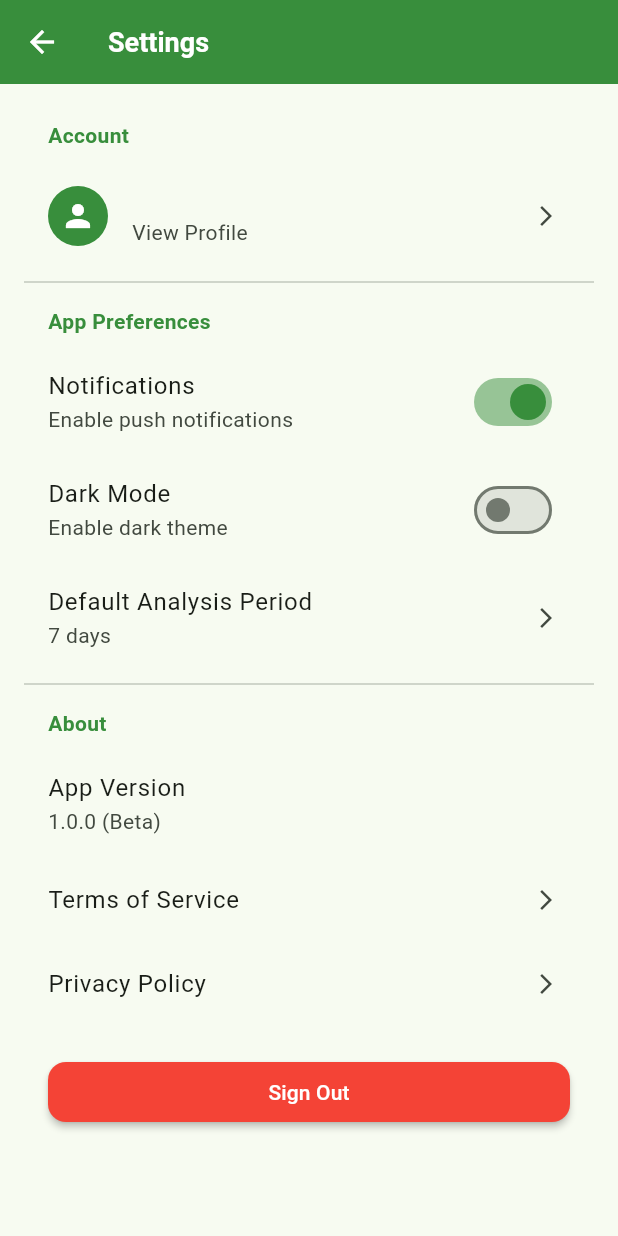
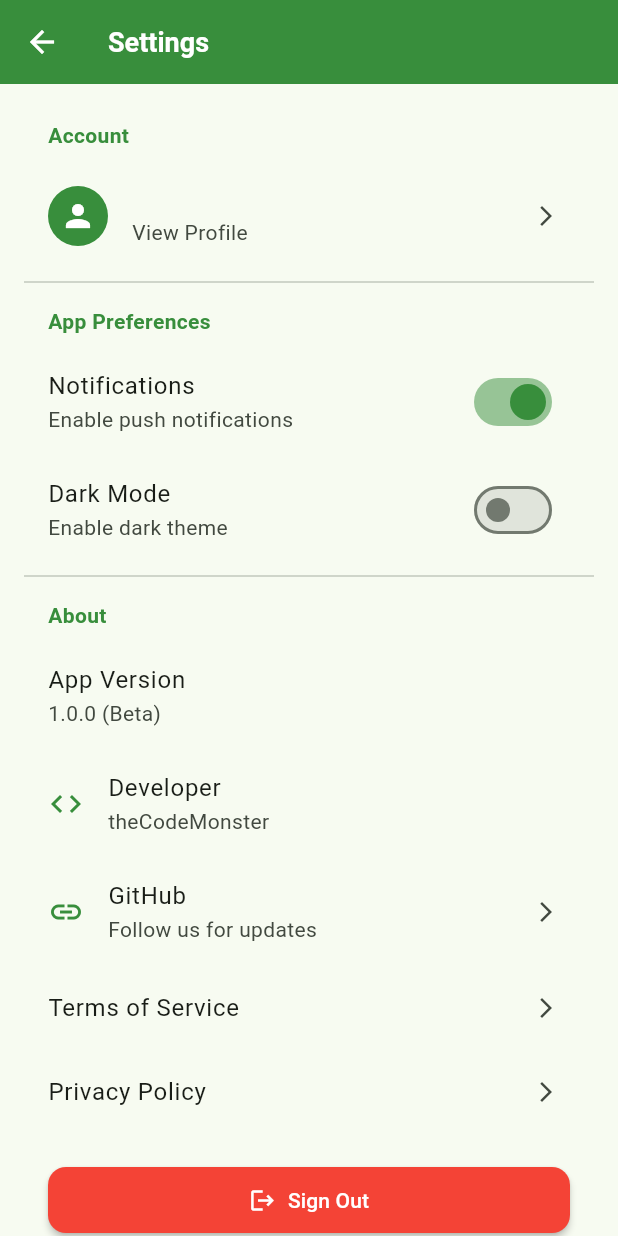
Before and after one commit to thecodemonster1/cric_field_project_1, a Flutter app: the SettingsPage screen opened by its route, on a phone screen of 412 x 824 dp. Run offline on Flutter 3.47's test engine with Material 3 defaults, Android fonts, the phone set to English and light mode, and no system bars; our stand-ins replace firebase_auth, firebase_core, fl_chart, percent_indicator, shared_preferences; missing offline and left inert: tflite_flutter; accounts and stored records are empty.

Commit message:
feat: Add developer information and GitHub link to SettingsPage

```diff
--- a/lib/Pages/SettingsPage.dart
+++ b/lib/Pages/SettingsPage.dart
@@ -1,6 +1,7 @@
 import 'package:flutter/material.dart';
 import 'package:firebase_auth/firebase_auth.dart';
 import 'package:cric_field_project_1/theme/app_theme.dart';
+import 'package:url_launcher/url_launcher.dart';
 
 class SettingsPage extends StatefulWidget {
   final bool firebaseInitialized;
@@ -27,6 +28,7 @@ class _SettingsPageState extends State<SettingsPage> {
         print("Error accessing Firebase Auth: $e");
       }
     }
+
 
     return Scaffold(
       appBar: AppBar(
@@ -66,14 +68,14 @@ class _SettingsPageState extends State<SettingsPage> {
           ),
 
           // Analysis period setting
-          ListTile(
-            title: const Text('Default Analysis Period'),
-            subtitle: Text(selectedAnalysisPeriod),
-            trailing: const Icon(Icons.arrow_forward_ios, size: 16),
-            onTap: () {
-              _showAnalysisPeriodDialog();
-            },
-          ),
+          // ListTile(
+          //   title: const Text('Default Analysis Period'),
+          //   subtitle: Text(selectedAnalysisPeriod),
+          //   trailing: const Icon(Icons.arrow_forward_ios, size: 16),
+          //   onTap: () {
+          //     // _showAnalysisPeriodDialog();
+          //   },
+          // ),
 
           const Divider(),
 
@@ -82,6 +84,20 @@ class _SettingsPageState extends State<SettingsPage> {
           ListTile(
             title: const Text('App Version'),
             subtitle: const Text('1.0.0 (Beta)'),
+          ),
+
+          ListTile(
+            title: const Text('Developer'),
+            subtitle: const Text('theCodeMonster'),
+            leading: Icon(Icons.code, color: AppColors.primary),
+          ),
+
+          ListTile(
+            title: const Text('GitHub'),
+            subtitle: const Text('Follow us for updates'),
+            leading: Icon(Icons.link, color: AppColors.primary),
+            trailing: const Icon(Icons.arrow_forward_ios, size: 16),
+            onTap: () => _launchUrl('https://github.com/thecodemonster1'),
           ),
 
           ListTile(
@@ -105,23 +121,31 @@ class _SettingsPageState extends State<SettingsPage> {
           if (widget.firebaseInitialized)
             Padding(
               padding: const EdgeInsets.symmetric(horizontal: 16.0),
-              child: ElevatedButton(
-                onPressed: () async {
+              child: ElevatedButton.icon(
+              onPressed: widget.firebaseInitialized
+                  ? () async {
                       try {
                         await FirebaseAuth.instance.signOut();
                         Navigator.pushNamedAndRemoveUntil(
-                        context, '/login', (route) => false);
+                          context,
+                          '/login',
+                          (route) => false, // Remove all previous routes
+                        );
                       } catch (e) {
                         ScaffoldMessenger.of(context).showSnackBar(
                           SnackBar(content: Text('Error signing out: $e')),
                         );
                       }
-                },
+                    }
+                  : null,
+              icon: const Icon(Icons.logout),
+              label: const Text('Sign Out'),
               style: ElevatedButton.styleFrom(
                 backgroundColor: Colors.red,
                 foregroundColor: Colors.white,
+                padding:
+                    const EdgeInsets.symmetric(horizontal: 24, vertical: 12),
               ),
-                child: const Text('Sign Out'),
             ),
             ),
         ],
@@ -212,4 +236,13 @@ class _SettingsPageState extends State<SettingsPage> {
       },
     );
   }
+
+  Future<void> _launchUrl(String urlString) async {
+    final Uri url = Uri.parse(urlString);
+    if (!await launchUrl(url, mode: LaunchMode.externalApplication)) {
+      ScaffoldMessenger.of(context).showSnackBar(
+        const SnackBar(content: Text('Could not launch URL')),
+      );
     }
+  }
+}
```
Lines whose indentation alone changed are shown as unchanged.
